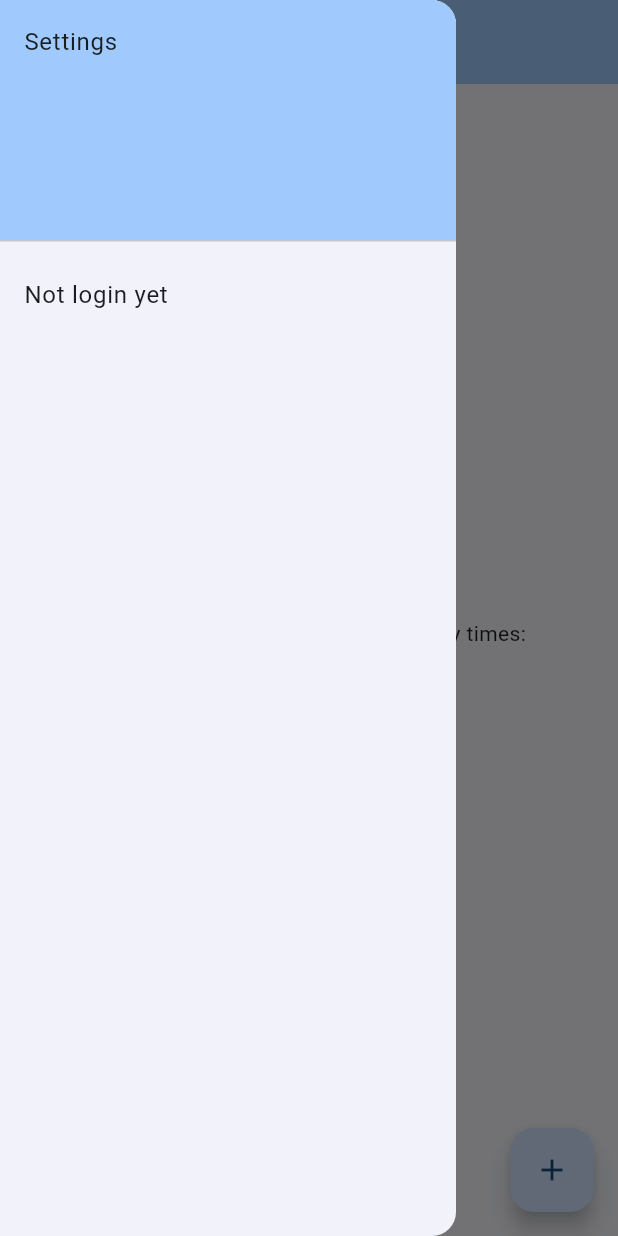
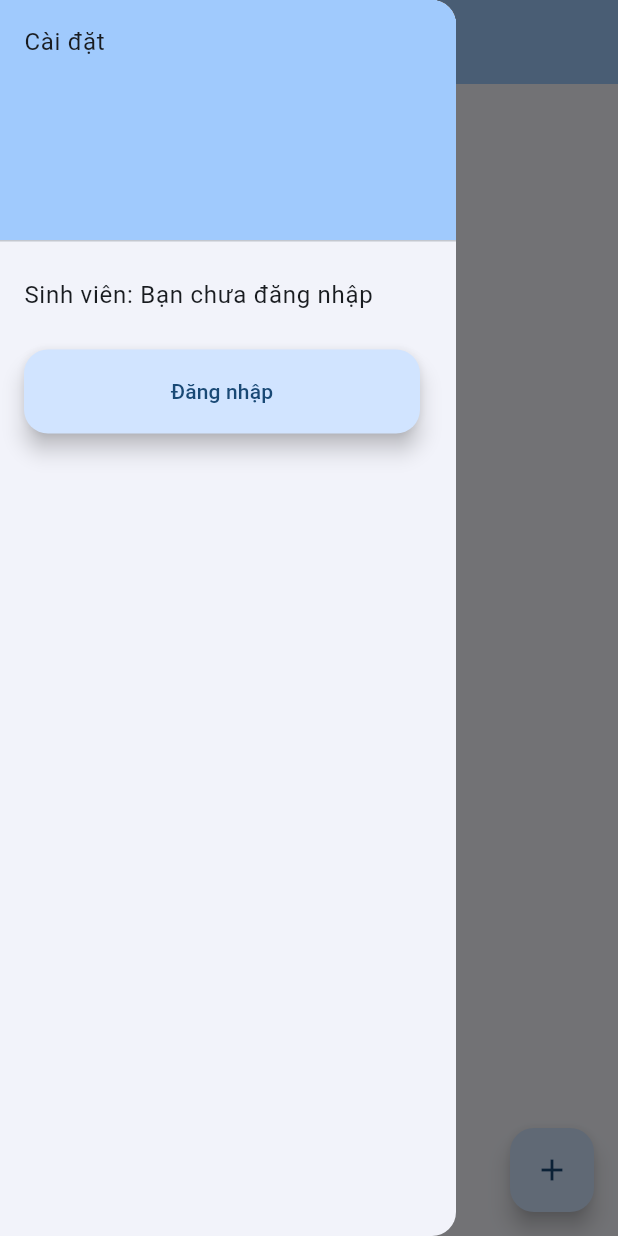
Before and after one commit to Slimaeus/flutter_hutech_classroom, a Flutter app: the MyHomePage screen opened by its route, with the side drawer open, on a phone screen of 412 x 824 dp. Run offline on Flutter 3.47's test engine with Material 2 defaults, Android fonts, the phone set to English and light mode, and no system bars; our stand-ins replace flutter_mobx, mobx; generated files the repository leaves out were written again.

Commit message:
refactor (Widget): Change text to Vietnamese

```diff
--- a/lib/main.dart
+++ b/lib/main.dart
@@ -68,11 +68,32 @@ class _MyHomePageState extends State<MyHomePage> {
                   decoration: BoxDecoration(
                     color: Theme.of(context).colorScheme.inversePrimary,
                   ),
-                  child: const Text('Settings')),
-              Observer(builder: (context) {
-                return ListTile(
-                    title: Text(_userStore.user.userName ?? 'Not login yet'));
-              }),
+                  child: const Text('Cài đặt')),
+              ListTile(
+                title: Observer(builder: (context) {
+                  return Row(
+                    children: [
+                      const Text("Sinh viên: "),
+                      Text(_userStore.user.userName ?? 'Bạn chưa đăng nhập'),
+                    ],
+                  );
+                }),
+              ),
+              ListTile(
+                title: FloatingActionButton(
+                  heroTag: "LogButton",
+                  child: Builder(builder: (context) {
+                    return Text(
+                        _userStore.user.id != null ? 'Đăng xuất' : 'Đăng nhập');
+                  }),
+                  onPressed: () {
+                    if (_userStore.user.id != null) {
+                      _userStore.resetValue();
+                    }
+                    Navigator.pushReplacementNamed(context, RouteManager.login);
+                  },
+                ),
+              )
             ],
           ),
         ),
@@ -81,7 +102,7 @@ class _MyHomePageState extends State<MyHomePage> {
             mainAxisAlignment: MainAxisAlignment.center,
             children: <Widget>[
               const Text(
-                'You have pushed the button this many times:',
+                'Số lần nhấn:',
               ),
               Text(
                 '$_counter',
@@ -93,7 +114,7 @@ class _MyHomePageState extends State<MyHomePage> {
         floatingActionButton: FloatingActionButton(
           heroTag: "Increment",
           onPressed: _incrementCounter,
-          tooltip: 'Increment',
+          tooltip: 'Tăng',
           child: const Icon(Icons.add),
         ));
   }
--- a/lib/managers/route_manager.dart
+++ b/lib/managers/route_manager.dart
@@ -9,7 +9,7 @@ class RouteManager {
   static String login = 'login';
 
   static Map<String, Widget Function(BuildContext)> routes = {
-    home: (context) => const MyHomePage(title: 'Home page'),
+    home: (context) => const MyHomePage(title: 'Trang chủ'),
     login: (context) => const LoginScreen()
   };
 }
--- a/lib/screens/login_screen.dart
+++ b/lib/screens/login_screen.dart
@@ -27,7 +27,7 @@ class _LoginScreenState extends State<LoginScreen> {
     return Scaffold(
       appBar: AppBar(
         backgroundColor: Theme.of(context).colorScheme.inversePrimary,
-        title: const Text("Login Form"),
+        title: const Text("Đăng nhập"),
       ),
       body: Padding(
         padding: const EdgeInsets.all(20.0),
@@ -36,12 +36,10 @@ class _LoginScreenState extends State<LoginScreen> {
             children: [
               LoginForm(
                 onLogin: (userName, password) async {
-                  // Handle login logic here, e.g., validate credentials
-                  // If login successful, navigate to the next screen
                   developer.log('Username: $userName, Password: $password');
                   var isSucceed = await userStore.login(userName, password);
                   if (isSucceed && context.mounted) {
-                    Navigator.pushNamed(context, RouteManager.home);
+                    Navigator.pushReplacementNamed(context, RouteManager.home);
                   }
                 },
               ),
--- a/lib/widgets/auth/login_form.dart
+++ b/lib/widgets/auth/login_form.dart
@@ -40,11 +40,11 @@ class _LoginFormState extends State<LoginForm> {
       children: [
         TextField(
           controller: _usernameController,
-          decoration: const InputDecoration(labelText: 'Username'),
+          decoration: const InputDecoration(labelText: 'Tên tài khoản'),
         ),
         TextField(
           controller: _passwordController,
-          decoration: const InputDecoration(labelText: 'Password'),
+          decoration: const InputDecoration(labelText: 'Mật khẩu'),
           obscureText: true,
           onSubmitted: (value) => _focusNode.requestFocus(),
         ),
@@ -52,7 +52,7 @@ class _LoginFormState extends State<LoginForm> {
         ElevatedButton(
           onPressed: _login,
           focusNode: _focusNode,
-          child: const Text('Login'),
+          child: const Text('Đăng nhập'),
         ),
       ],
     );
```
